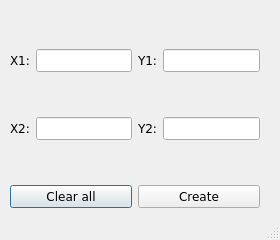
UmbrellaLeaf5/locus_no_pilotus, file main/add_objects_forms/add_trappy_line_form.ui: the form before one commit.
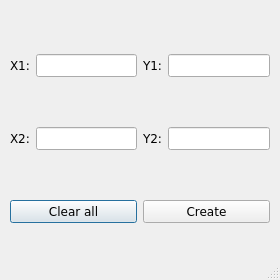
The form after the commit.

Patch:
```diff
--- a/main/add_objects_forms/add_trappy_line_form.ui
+++ b/main/add_objects_forms/add_trappy_line_form.ui
@@ -7,7 +7,7 @@
     <x>0</x>
     <y>0</y>
     <width>280</width>
-    <height>240</height>
+    <height>280</height>
    </rect>
   </property>
   <property name="windowTitle">
@@ -24,8 +24,8 @@
     <rect>
      <x>10</x>
      <y>10</y>
-     <width>250</width>
-     <height>240</height>
+     <width>260</width>
+     <height>260</height>
     </rect>
    </property>
    <layout class="QGridLayout" name="gridLayout">
```
Left out of the diff: 26 changed lines with no effect on the pictures.
